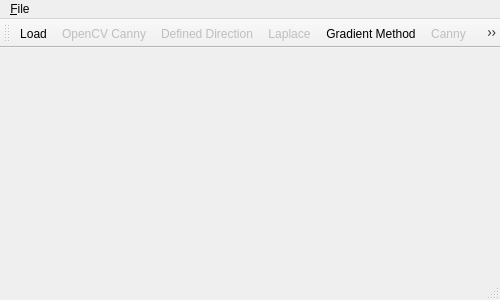
Above: src/mainwindow.ui from buzzcz/ZVI before the change. Below: the same form after it.
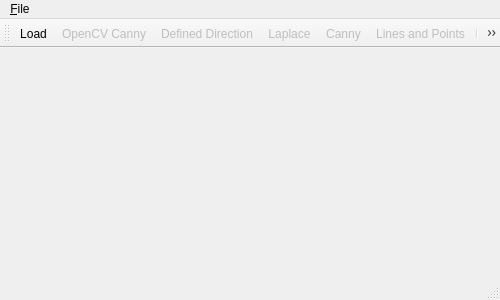
That is the form after the change.

Commit message: Jeste upravicka

Patch:
```diff
--- a/src/mainwindow.ui
+++ b/src/mainwindow.ui
@@ -49,6 +49,9 @@
    <addaction name="menuWhat_should_I_type"/>
   </widget>
   <widget class="QToolBar" name="mainToolBar">
+   <property name="enabled">
+    <bool>true</bool>
+   </property>
    <attribute name="toolBarArea">
     <enum>TopToolBarArea</enum>
    </attribute>
@@ -59,9 +62,10 @@
    <addaction name="actionOpenCVCanny"/>
    <addaction name="actionDefinedDirection"/>
    <addaction name="actionLaplace"/>
-   <addaction name="actionGradient_Method"/>
    <addaction name="actionCanny"/>
    <addaction name="actionLines_and_Points"/>
+   <addaction name="separator"/>
+   <addaction name="actionGradient_Method"/>
   </widget>
   <widget class="QStatusBar" name="statusBar"/>
   <action name="actionExit">
@@ -145,6 +149,9 @@
    </property>
   </action>
   <action name="actionGradient_Method">
+   <property name="enabled">
+    <bool>false</bool>
+   </property>
    <property name="text">
     <string>Gradient Method</string>
    </property>
```
The commit also changes 2 other files.
